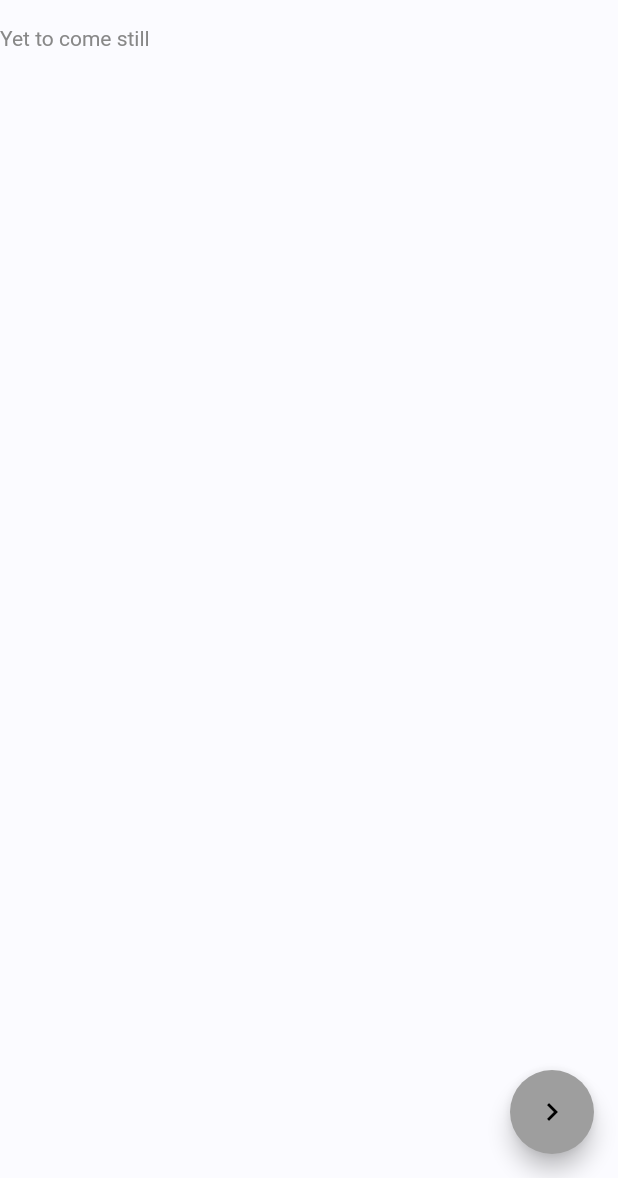
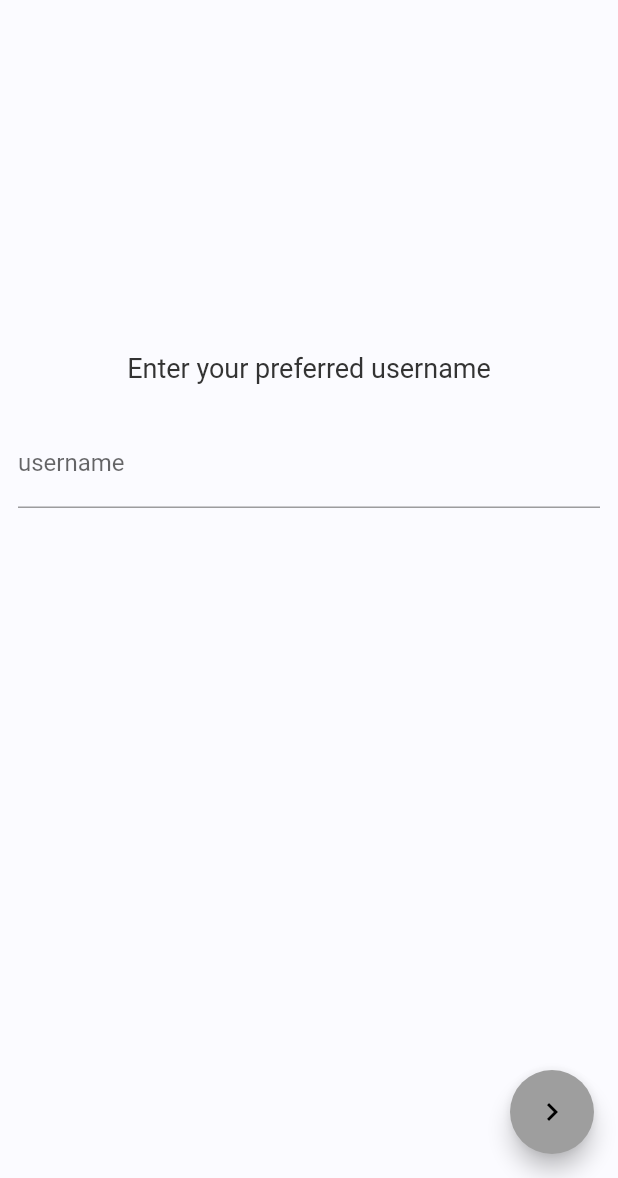
Before and after one commit to Fitcentive/flutter_app, a Flutter app: the CompleteProfilePage screen opened directly, swiped to page 3, on a phone screen of 412 x 824 dp, the part 58-1236 px from its top. Run offline on Flutter 3.47's test engine with Material 2 defaults, Android fonts, the phone set to English and light mode, and no system bars; our stand-ins replace bloc, equatable, flutter_bloc, flutter_secure_storage, formz, google_fonts and 3 more; missing offline and left inert: dart:ffi, flutter_appauth; accounts and stored records are empty.

Commit message:
- Add view to create new user username with real time validation

```diff
--- a/lib/src/views/complete_profile/bloc/complete_profile_state.dart
+++ b/lib/src/views/complete_profile/bloc/complete_profile_state.dart
@@ -88,11 +88,13 @@ class ProfileInfoModified extends CompleteProfileState {
 
 class UsernameModified extends CompleteProfileState {
   final AuthenticatedUser user;
+  final bool doesUsernameExistAlready;
   final Username username;
   final FormzStatus status;
 
   const UsernameModified({
     required this.user,
+    this.doesUsernameExistAlready = true,
     this.status = FormzStatus.pure,
     this.username = const Username.pure(),
   });
@@ -100,9 +102,11 @@ class UsernameModified extends CompleteProfileState {
   UsernameModified copyWith({
     FormzStatus? status,
     Username? username,
+    bool? doesUsernameExistAlready,
   }) {
     return UsernameModified(
       user: user,
+      doesUsernameExistAlready: doesUsernameExistAlready ?? this.doesUsernameExistAlready,
       status: status ?? this.status,
       username: username ?? this.username,
     );
--- a/lib/src/views/complete_profile/complete_profile_page.dart
+++ b/lib/src/views/complete_profile/complete_profile_page.dart
@@ -3,7 +3,9 @@ import 'package:flutter_app/src/views/complete_profile/bloc/complete_profile_blo
 import 'package:flutter_app/src/views/complete_profile/bloc/complete_profile_event.dart';
 import 'package:flutter_app/src/views/complete_profile/bloc/complete_profile_state.dart';
 import 'package:flutter_app/src/views/complete_profile/views/profile_info_view.dart';
+import 'package:flutter_app/src/views/complete_profile/views/select_username_view.dart';
 import 'package:flutter_app/src/views/complete_profile/views/terms_and_conditions_view.dart';
+import 'package:flutter_app/src/views/home/home_page.dart';
 import 'package:flutter_app/src/views/login/bloc/authentication_bloc.dart';
 import 'package:flutter_app/src/views/login/bloc/authentication_state.dart';
 import 'package:flutter_bloc/flutter_bloc.dart';
@@ -81,7 +83,10 @@ class CompleteProfilePageState extends State<CompleteProfilePage> {
       return BUTTON_AVAILABLE;
     } else if (currentState is ProfileInfoModified && currentState.status.isValid) {
       return BUTTON_AVAILABLE;
-    } else if (currentState is UsernameModified && currentState.status.isValid) {
+    } else if (currentState is UsernameModified &&
+        currentState.status.isValid &&
+        !currentState.doesUsernameExistAlready
+    ) {
       return BUTTON_AVAILABLE;
     } else {
       return BUTTON_DISABLED;
@@ -123,11 +128,7 @@ class CompleteProfilePageState extends State<CompleteProfilePage> {
               duration: const Duration(milliseconds: 200), curve: Curves.easeIn);
         }
         if (state is ProfileInfoComplete) {
-          // todo
-          ScaffoldMessenger.of(context).showSnackBar(
-            const SnackBar(content: Text('Profile info is complete, must navigate to next section now!')),
-          );
-          Navigator.pop(context);
+          Navigator.pushAndRemoveUntil<void>(context, HomePage.route(), (route) => false);
         }
       },
       child: BlocBuilder<CompleteProfileBloc, CompleteProfileState>(
@@ -139,7 +140,7 @@ class CompleteProfilePageState extends State<CompleteProfilePage> {
               children: const [
                 CompleteProfileTermsAndConditionsView(),
                 ProfileInfoView(),
-                Text("Yet to come still"),
+                SelectUsernameView(),
               ],
             );
           }),
--- a/lib/src/views/complete_profile/views/select_username_view.dart
+++ b/lib/src/views/complete_profile/views/select_username_view.dart
@@ -0,0 +1,101 @@
+import 'dart:async';
+
+import 'package:flutter/material.dart';
+import 'package:flutter_app/src/views/complete_profile/bloc/complete_profile_bloc.dart';
+import 'package:flutter_app/src/views/complete_profile/bloc/complete_profile_event.dart';
+import 'package:flutter_app/src/views/complete_profile/bloc/complete_profile_state.dart';
+import 'package:flutter_app/theme.dart';
+import 'package:flutter_bloc/flutter_bloc.dart';
+
+class SelectUsernameView extends StatefulWidget {
+  const SelectUsernameView({Key? key}) : super(key: key);
+
+  @override
+  State createState() {
+    return SelectUsernameViewState();
+  }
+}
+
+class SelectUsernameViewState extends State<SelectUsernameView> {
+
+  Timer? _debounce;
+
+  @override
+  void dispose() {
+    _debounce?.cancel();
+    super.dispose();
+  }
+
+
+  @override
+  Widget build(BuildContext context) {
+    return Align(
+      alignment: const Alignment(0, -1 / 3),
+      child: Padding(
+          padding: const EdgeInsets.all(12),
+          child: Column(
+            mainAxisSize: MainAxisSize.min,
+            children: <Widget>[
+              Text(
+                "Enter your preferred username",
+                style: appTheme.textTheme.headline6,
+              ),
+              const Padding(padding: EdgeInsets.all(12)),
+              _usernameInput(),
+              const Padding(padding: EdgeInsets.all(12)),
+            ],
+          )),
+    );
+  }
+
+  _usernameInput() {
+    return BlocBuilder<CompleteProfileBloc, CompleteProfileState>(
+      buildWhen: (previous, current) => previous != current,
+      builder: (context, state) {
+        return TextField(
+            key: const Key('completeProfileForm_usernameInput_textField'),
+            onChanged: (username) {
+              if (_debounce?.isActive ?? false) _debounce?.cancel();
+              _debounce = Timer(const Duration(milliseconds: 300), () {
+                final currentState = context.read<CompleteProfileBloc>().state;
+                if (currentState is UsernameModified) {
+                  context.read<CompleteProfileBloc>().add(UsernameChanged(user: currentState.user, username: username));
+                }
+              });
+            },
+            decoration: _getDecoration(state));
+      },
+    );
+  }
+
+  // todo - add suffix icon here on the basis
+  InputDecoration _getDecoration(CompleteProfileState state) {
+    if (state is UsernameModified) {
+      return InputDecoration(
+        suffixIcon: _getSuffixIcon(state),
+        labelText: 'username',
+        errorText: state.username.invalid ? 'invalid username' : null,
+      );
+    } else {
+      return InputDecoration(
+        suffixIcon: _getSuffixIcon(state),
+        labelText: 'username',
+        errorText: null,
+      );
+    }
+  }
+
+  _getSuffixIcon(CompleteProfileState state) {
+    if (state is UsernameModified) {
+      if (state.doesUsernameExistAlready) {
+        return const Icon(Icons.close, color: Colors.red);
+      }
+      else {
+        return const Icon(Icons.check, color: Colors.teal);
+      }
+    }
+
+  }
+
+
+}
```
Also changed, not shown: lib/src/repos/user_repository.dart (+17 -0 lines), lib/src/views/complete_profile/bloc/complete_profile_bloc.dart (+28 -6 lines).
